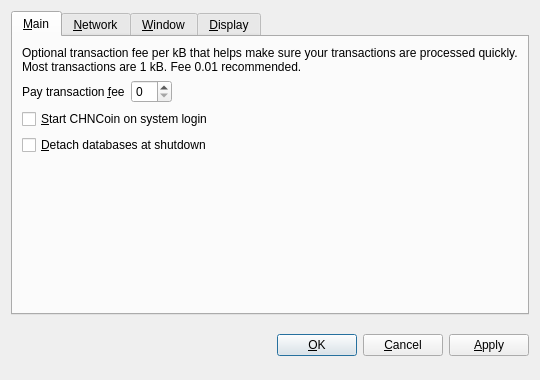
Old version of the form src/qt/forms/optionsdialog.ui in the repository balkcracker/macrocoin.
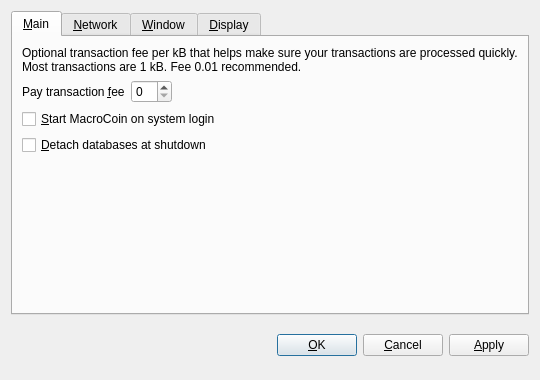
New version of the form. The open tabs and pages were chosen to show the change. Custom widgets are drawn as their Qt base class.

The edit to the form file:
```diff
--- a/src/qt/forms/optionsdialog.ui
+++ b/src/qt/forms/optionsdialog.ui
@@ -82,7 +82,7 @@
           <string>Automatically start CHNCoin after logging in to the system.</string>
          </property>
          <property name="text">
-          <string>&amp;Start CHNCoin on system login</string>
+          <string>&amp;Start MacroCoin on system login</string>
          </property>
         </widget>
        </item>
```
Left out of the diff: 10 changed lines with no effect on the pictures.
